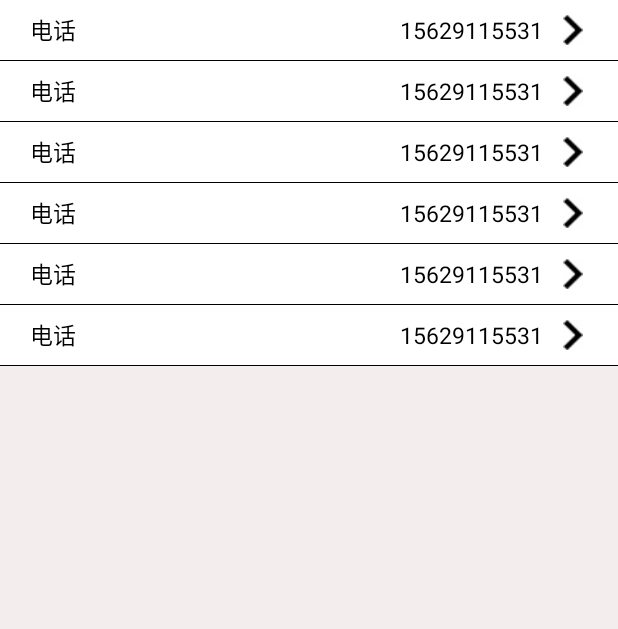
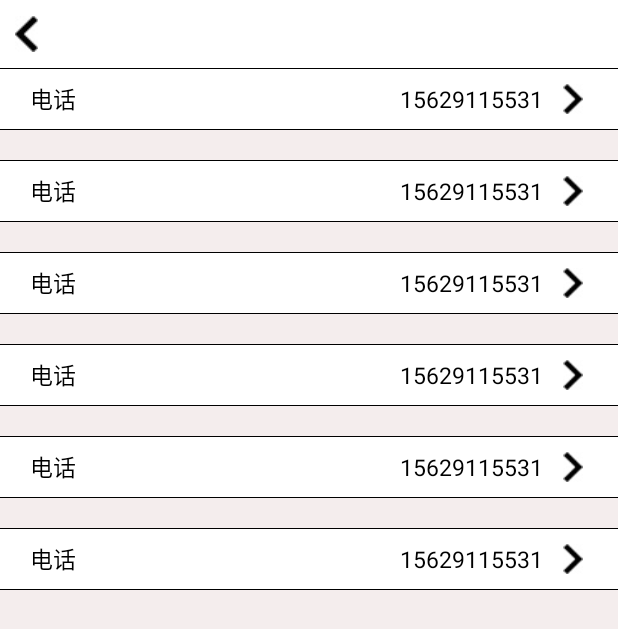
Before and after one commit to lwsdegithub/MyEplus, an Android app: the PersonalInformationActivity screen opened directly, with no data from a screen before it, on a phone screen of 412 x 824 dp. Shown: the top 629 px of the screen. Run offline under Robolectric (Android 15) with nearby library versions, the phone set to English and light mode, and no system bars.

Commit message:
重写布局文件

```diff
--- a/app/src/main/res/layout/personal_information_activity_layout.xml
+++ b/app/src/main/res/layout/personal_information_activity_layout.xml
@@ -5,15 +5,27 @@
     android:layout_height="match_parent"
     android:background="@color/bottom"
     android:orientation="vertical">
-    <include layout="@layout/textview_textviewbyserver_arrow_to_right"/>
+    <include layout="@layout/arrow_to_left_imageview_textview"/>
     <include layout="@layout/devided_line"/>
     <include layout="@layout/textview_textviewbyserver_arrow_to_right"/>
     <include layout="@layout/devided_line"/>
-    <include layout="@layout/textview_textviewbyserver_arrow_to_right"/>
+    <include layout="@layout/devided_part"/>
     <include layout="@layout/devided_line"/>
     <include layout="@layout/textview_textviewbyserver_arrow_to_right"/>
     <include layout="@layout/devided_line"/>
+    <include layout="@layout/devided_part"/>
+    <include layout="@layout/devided_line"/>
     <include layout="@layout/textview_textviewbyserver_arrow_to_right"/>
+    <include layout="@layout/devided_line"/>
+    <include layout="@layout/devided_part"/>
+    <include layout="@layout/devided_line"/>
+    <include layout="@layout/textview_textviewbyserver_arrow_to_right"/>
+    <include layout="@layout/devided_line"/>
+    <include layout="@layout/devided_part"/>
+    <include layout="@layout/devided_line"/>
+    <include layout="@layout/textview_textviewbyserver_arrow_to_right"/>
+    <include layout="@layout/devided_line"/>
+    <include layout="@layout/devided_part"/>
     <include layout="@layout/devided_line"/>
     <include layout="@layout/textview_textviewbyserver_arrow_to_right"/>
     <include layout="@layout/devided_line"/>
```
